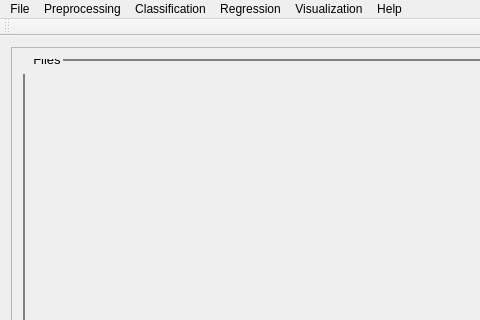
Qt form src/PYSAT_Gui_UI_Forms/UI Files/01_mainwindow_pca.ui (tisaconundrum2/PySAT-GUI) before a commit; both pictures show x 0 to 480 and y 0 to 320 of the 581 by 843 pixel window.
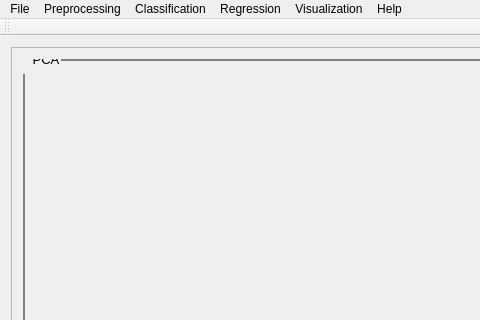
The same form after that commit.

What changed in the file:
```diff
--- a/src/PYSAT_Gui_UI_Forms/UI Files/01_mainwindow_pca.ui
+++ b/src/PYSAT_Gui_UI_Forms/UI Files/01_mainwindow_pca.ui
@@ -57,7 +57,7 @@
            </font>
           </property>
           <property name="title">
-           <string>Files</string>
+           <string>PCA</string>
           </property>
           <layout class="QVBoxLayout" name="verticalLayout">
            <item>
```
